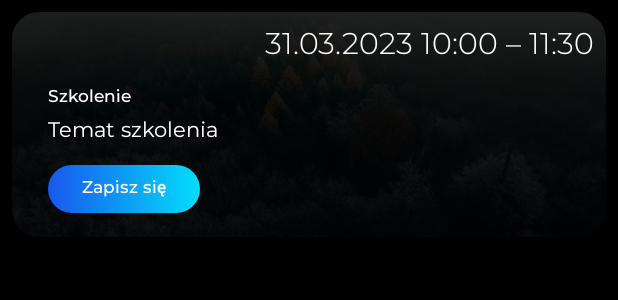
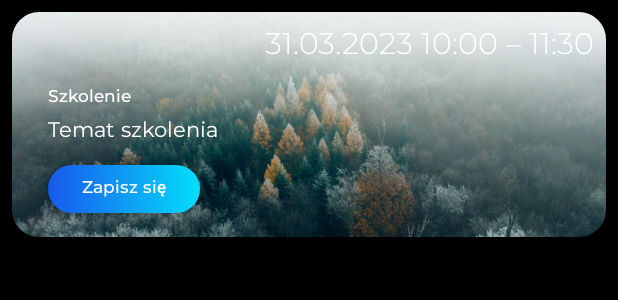
Before and after one commit to WRS-WEEIA-IT/-DW-2023-App-Android, an Android app: the layout event_card_design.xml on its own in the app's theme, with its tools: preview values and no code run, on a phone screen of 412 x 824 dp. Shown: the top 300 px of the screen. Run offline under Robolectric (Android 15) with nearby library versions, the light colour scheme and no system bars.

Commit message:
Add event card background change depending on events type defined in Firestore

```diff
--- a/app/src/main/res/layout/event_card_design.xml
+++ b/app/src/main/res/layout/event_card_design.xml
@@ -18,7 +18,7 @@
         android:id="@+id/eventConstraintLayout"
         android:layout_width="match_parent"
         android:layout_height="150dp"
-        android:background="@drawable/event_card_background">
+        android:background="@android:color/transparent">
 
         <TextView
             android:id="@+id/eventCardDate"
@@ -26,6 +26,7 @@
             android:layout_height="wrap_content"
             android:layout_marginTop="8dp"
             android:layout_marginEnd="8dp"
+            android:elevation="1dp"
             android:fontFamily="@font/montserrat_light"
             android:text="@string/example_date_with_time"
             android:textColor="@color/white"
@@ -41,6 +42,7 @@
             android:layout_marginBottom="16dp"
             android:background="@drawable/event_card_sign_up_button"
             android:backgroundTint="@null"
+            android:elevation="1dp"
             android:fontFamily="@font/montserrat_medium"
             android:text="@string/sign_up"
             android:textAllCaps="false"
@@ -55,6 +57,7 @@
             android:layout_height="wrap_content"
             android:layout_marginStart="24dp"
             android:layout_marginBottom="12dp"
+            android:elevation="1dp"
             android:fontFamily="@font/montserrat"
             android:text="@string/event_card_desc_temp"
             android:textColor="@color/white"
@@ -67,11 +70,25 @@
             android:layout_height="wrap_content"
             android:layout_marginStart="24dp"
             android:layout_marginBottom="4dp"
+            android:elevation="1dp"
             android:fontFamily="@font/montserrat_medium"
             android:text="@string/event_card_title_temp"
             android:textColor="@color/white"
             android:textSize="11sp"
             app:layout_constraintBottom_toTopOf="@+id/eventCardDesc"
             app:layout_constraintStart_toStartOf="parent" />
+
+        <ImageView
+            android:id="@+id/eventCardImageView"
+            android:layout_width="wrap_content"
+            android:layout_height="wrap_content"
+            android:contentDescription="@string/event_card_image_desc"
+            android:elevation="0dp"
+            android:scaleType="centerCrop"
+            app:layout_constraintBottom_toBottomOf="parent"
+            app:layout_constraintEnd_toEndOf="parent"
+            app:layout_constraintStart_toStartOf="parent"
+            app:layout_constraintTop_toTopOf="parent"
+            app:srcCompat="@drawable/event_card_background" />
     </androidx.constraintlayout.widget.ConstraintLayout>
 </androidx.cardview.widget.CardView>
--- a/app/src/main/res/values/strings.xml
+++ b/app/src/main/res/values/strings.xml
@@ -12,6 +12,7 @@
     <string name="logo_desc">Logo</string>
     <string name="blob_desc">Blob</string>
     <string name="background_desc">Background</string>
+    <string name="event_card_image_desc">Event Card Background Picture</string>
     <string name="upcoming_news_title">Upcoming news!</string>
     <string name="todo">TODO</string>
 
```
Also changed, not shown: app/src/main/java/com/app/dw2023/Adapter/EventAdapter.kt (+8 -1 lines), app/src/main/java/com/app/dw2023/Constants/ImagesMap.kt (added, +12 -0 lines), app/src/main/res/drawable/business.jpg (added), app/src/main/res/drawable/event_card_background.jpg (added), app/src/main/res/drawable/event_card_background.png (deleted), app/src/main/res/drawable/event_crypto.jpg (added), app/src/main/res/drawable/event_mobile.jpg (added), app/src/main/res/drawable/event_programming.jpg (added).
